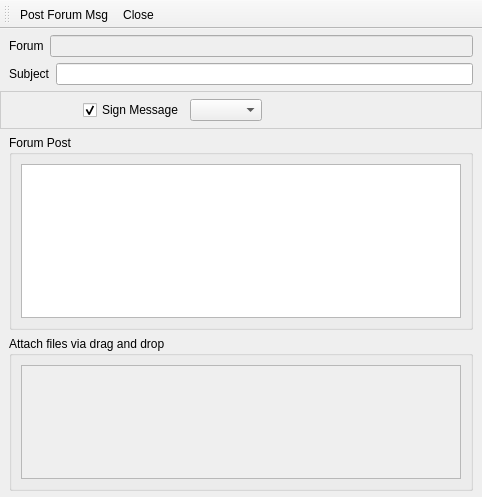
This is retroshare-gui/src/gui/gxsforums/CreateGxsForumMsg.ui in RetroShare/RetroShare as Qt 5 draws it before an edit. The edited form follows.
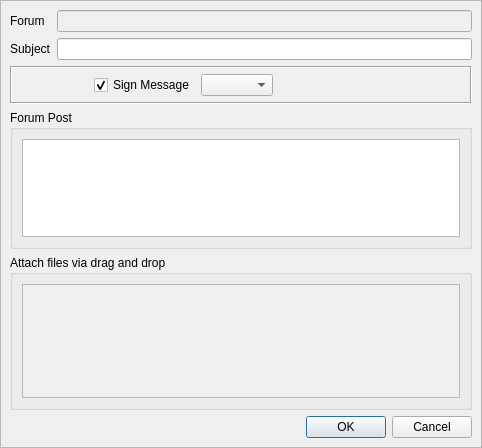
This is the edited form. Icons and pictures are not drawn. Custom widgets are drawn as their Qt base class.

Commit message: Applied changes from the trunk to the GXS forums. Cleaned old and unused files.

```diff
--- a/retroshare-gui/src/gui/gxsforums/CreateGxsForumMsg.ui
+++ b/retroshare-gui/src/gui/gxsforums/CreateGxsForumMsg.ui
@@ -1,16 +1,13 @@
 <?xml version="1.0" encoding="UTF-8"?>
 <ui version="4.0">
  <class>CreateGxsForumMsg</class>
- <widget class="QMainWindow" name="CreateGxsForumMsg">
-  <property name="windowModality">
-   <enum>Qt::NonModal</enum>
-  </property>
+ <widget class="QDialog" name="CreateGxsForumMsg">
   <property name="geometry">
    <rect>
     <x>0</x>
     <y>0</y>
     <width>482</width>
-    <height>497</height>
+    <height>448</height>
    </rect>
   </property>
   <property name="windowTitle">
@@ -20,24 +17,27 @@
    <iconset resource="../images.qrc">
     <normaloff>:/images/rstray3.png</normaloff>:/images/rstray3.png</iconset>
   </property>
-  <property name="styleSheet">
-   <string notr="true">QToolBar#toolBar{background-image: url(:/images/connect/connectFriendBanner.png)}</string>
-  </property>
-  <property name="toolButtonStyle">
-   <enum>Qt::ToolButtonTextUnderIcon</enum>
-  </property>
-  <widget class="QWidget" name="centralwidget">
-   <layout class="QGridLayout" name="gridLayout_5">
-    <property name="margin">
-     <number>0</number>
-    </property>
+  <layout class="QVBoxLayout" name="verticalLayout">
     <property name="spacing">
      <number>0</number>
     </property>
-    <item row="0" column="0">
-     <layout class="QGridLayout" name="gridLayout_4">
-      <item row="0" column="0">
-       <widget class="QFrame" name="frame_4">
+   <property name="margin">
+    <number>0</number>
+   </property>
+   <item>
+    <widget class="HeaderFrame" name="headerFrame"/>
+   </item>
+   <item>
+    <widget class="QFrame" name="frame">
+     <property name="frameShape">
+      <enum>QFrame::StyledPanel</enum>
+     </property>
+     <property name="frameShadow">
+      <enum>QFrame::Raised</enum>
+     </property>
+     <layout class="QVBoxLayout" name="verticalLayout_2">
+      <item>
+       <widget class="QFrame" name="subjectFrame">
         <property name="frameShape">
          <enum>QFrame::NoFrame</enum>
         </property>
@@ -45,64 +45,49 @@
          <enum>QFrame::Raised</enum>
         </property>
         <layout class="QGridLayout" name="gridLayout_3">
-         <property name="topMargin">
-          <number>6</number>
-         </property>
-         <property name="bottomMargin">
-          <number>6</number>
+         <property name="margin">
+          <number>0</number>
          </property>
          <item row="0" column="0">
-          <layout class="QHBoxLayout">
-           <item>
-            <widget class="QLabel" name="label_2">
+          <widget class="QLabel" name="forumLabel">
              <property name="text">
               <string>Forum</string>
              </property>
             </widget>
            </item>
-           <item>
+         <item row="0" column="1">
             <widget class="QLineEdit" name="forumName">
              <property name="enabled">
               <bool>false</bool>
              </property>
             </widget>
            </item>
-          </layout>
-         </item>
          <item row="1" column="0">
-          <layout class="QHBoxLayout">
-           <item>
-            <widget class="QLabel" name="label">
+          <widget class="QLabel" name="subjectLabel">
              <property name="text">
               <string>Subject</string>
              </property>
             </widget>
            </item>
-           <item>
+         <item row="1" column="1">
             <widget class="QLineEdit" name="forumSubject"/>
            </item>
           </layout>
-         </item>
-        </layout>
        </widget>
       </item>
-      <item row="1" column="0">
-       <widget class="QFrame" name="frame_2">
+      <item>
+       <widget class="QFrame" name="toolBarFrame">
         <property name="maximumSize">
          <size>
           <width>16777215</width>
           <height>38</height>
          </size>
         </property>
-        <property name="styleSheet">
-         <string notr="true">QFrame#frame_2{ 
-background-color: qlineargradient(x1:0, y1:0, x2:0, y2:1,
-stop:0 #FEFEFE, stop:1 #E8E8E8);
-
-border: 1px solid #CCCCCC;}</string>
+        <property name="frameShape">
+         <enum>QFrame::Box</enum>
         </property>
         <property name="frameShadow">
-         <enum>QFrame::Raised</enum>
+         <enum>QFrame::Sunken</enum>
         </property>
         <layout class="QHBoxLayout">
          <property name="margin">
@@ -219,23 +204,8 @@
         </layout>
        </widget>
       </item>
-      <item row="2" column="0">
-       <widget class="QFrame" name="frame_3">
-        <property name="frameShape">
-         <enum>QFrame::NoFrame</enum>
-        </property>
-        <property name="frameShadow">
-         <enum>QFrame::Raised</enum>
-        </property>
-        <layout class="QGridLayout" name="gridLayout_2">
-         <property name="topMargin">
-          <number>6</number>
-         </property>
-         <property name="bottomMargin">
-          <number>6</number>
-         </property>
-         <item row="0" column="0">
-          <widget class="QGroupBox" name="groupBox">
+      <item>
+       <widget class="QGroupBox" name="messageGroupBox">
            <property name="title">
             <string>Forum Post</string>
            </property>
@@ -249,16 +219,16 @@
                <string notr="true">&lt;!DOCTYPE HTML PUBLIC &quot;-//W3C//DTD HTML 4.0//EN&quot; &quot;http://www.w3.org/TR/REC-html40/strict.dtd&quot;&gt;
 &lt;html&gt;&lt;head&gt;&lt;meta name=&quot;qrichtext&quot; content=&quot;1&quot; /&gt;&lt;style type=&quot;text/css&quot;&gt;
 p, li { white-space: pre-wrap; }
-&lt;/style&gt;&lt;/head&gt;&lt;body style=&quot; font-family:'Sans'; font-size:10pt; font-weight:400; font-style:normal;&quot;&gt;
-&lt;p style=&quot;-qt-paragraph-type:empty; margin-top:0px; margin-bottom:0px; margin-left:0px; margin-right:0px; -qt-block-indent:0; text-indent:0px; font-family:'MS Shell Dlg 2'; font-size:8pt;&quot;&gt;&lt;/p&gt;&lt;/body&gt;&lt;/html&gt;</string>
+&lt;/style&gt;&lt;/head&gt;&lt;body style=&quot; font-family:'MS Shell Dlg 2'; font-size:8.25pt; font-weight:400; font-style:normal;&quot;&gt;
+&lt;p style=&quot;-qt-paragraph-type:empty; margin-top:0px; margin-bottom:0px; margin-left:0px; margin-right:0px; -qt-block-indent:0; text-indent:0px; font-size:8pt;&quot;&gt;&lt;/p&gt;&lt;/body&gt;&lt;/html&gt;</string>
               </property>
              </widget>
             </item>
            </layout>
           </widget>
          </item>
-         <item row="1" column="0">
-          <widget class="QGroupBox" name="groupBox_2">
+      <item>
+       <widget class="QGroupBox" name="hashGroupBox">
            <property name="title">
             <string>Attach files via drag and drop</string>
            </property>
@@ -282,44 +252,17 @@
            </layout>
           </widget>
          </item>
-        </layout>
+      <item>
+       <widget class="QDialogButtonBox" name="buttonBox">
+        <property name="standardButtons">
+         <set>QDialogButtonBox::Cancel|QDialogButtonBox::Ok</set>
+        </property>
        </widget>
       </item>
      </layout>
-    </item>
-   </layout>
-  </widget>
-  <widget class="QToolBar" name="toolBar">
-   <property name="windowTitle">
-    <string notr="true">toolBar</string>
-   </property>
-   <attribute name="toolBarArea">
-    <enum>TopToolBarArea</enum>
-   </attribute>
-   <attribute name="toolBarBreak">
-    <bool>false</bool>
-   </attribute>
-   <addaction name="postmessage_action"/>
-   <addaction name="close_action"/>
-  </widget>
-  <action name="postmessage_action">
-   <property name="icon">
-    <iconset resource="../images.qrc">
-     <normaloff>:/images/mail_send24.png</normaloff>:/images/mail_send24.png</iconset>
-   </property>
-   <property name="text">
-    <string>Post Forum Msg</string>
-   </property>
-  </action>
-  <action name="close_action">
-   <property name="icon">
-    <iconset resource="../images.qrc">
-     <normaloff>:/images/button_cancel.png</normaloff>:/images/button_cancel.png</iconset>
-   </property>
-   <property name="text">
-    <string>Close</string>
-   </property>
-  </action>
+    </widget>
+   </item>
+  </layout>
  </widget>
  <customwidgets>
   <customwidget>
@@ -327,6 +270,12 @@
    <extends>QComboBox</extends>
    <header>gui/gxs/GxsIdChooser.h</header>
   </customwidget>
+  <customwidget>
+   <class>HeaderFrame</class>
+   <extends>QFrame</extends>
+   <header>gui/common/HeaderFrame.h</header>
+   <container>1</container>
+  </customwidget>
   <customwidget>
    <class>HashBox</class>
    <extends>QScrollArea</extends>
```
Lines whose indentation alone changed are shown as unchanged. The commit also changes 43 other files.
